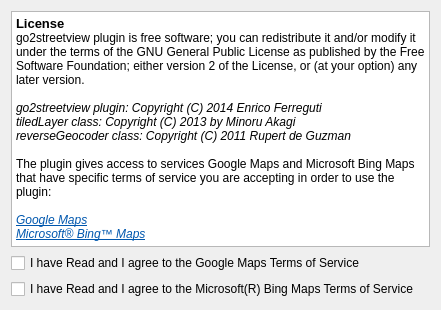
Above: ui_go2streetviewLicense.ui from enricofer/go2streetview before the change. Below: the same form after it.
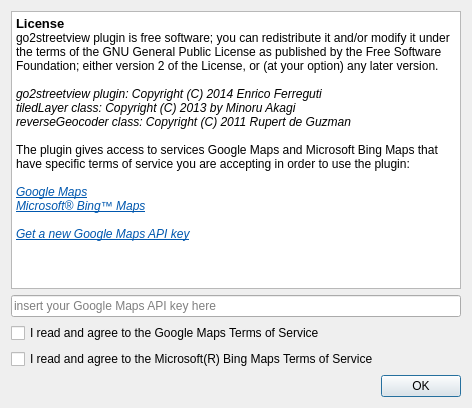
That is the form after the change.

Commit message: API key support, Web inspector dialog, resources

Patch:
```diff
--- a/ui_go2streetviewLicense.ui
+++ b/ui_go2streetviewLicense.ui
@@ -6,8 +6,8 @@
    <rect>
     <x>0</x>
     <y>0</y>
-    <width>441</width>
-    <height>310</height>
+    <width>472</width>
+    <height>408</height>
    </rect>
   </property>
   <property name="windowTitle">
@@ -31,24 +31,57 @@
 &lt;p style=&quot; margin-top:0px; margin-bottom:0px; margin-left:0px; margin-right:0px; -qt-block-indent:0; text-indent:0px;&quot;&gt;&lt;span style=&quot; font-family:'Ubuntu'; font-size:9pt;&quot;&gt;The plugin gives access to services Google Maps and Microsoft Bing Maps that have specific terms of service you are accepting in order to use the plugin:&lt;/span&gt;&lt;/p&gt;
 &lt;p style=&quot;-qt-paragraph-type:empty; margin-top:0px; margin-bottom:0px; margin-left:0px; margin-right:0px; -qt-block-indent:0; text-indent:0px; font-family:'Ubuntu'; font-size:9pt;&quot;&gt;&lt;br /&gt;&lt;/p&gt;
 &lt;p style=&quot; margin-top:0px; margin-bottom:0px; margin-left:0px; margin-right:0px; -qt-block-indent:0; text-indent:0px;&quot;&gt;&lt;a href=&quot;https://developers.google.com/maps/terms&quot;&gt;&lt;span style=&quot; font-family:'Ubuntu'; font-size:9pt; font-style:italic; text-decoration: underline; color:#0057ae;&quot;&gt;Google Maps&lt;/span&gt;&lt;/a&gt;&lt;span style=&quot; font-family:'Ubuntu'; font-size:9pt; font-style:italic;&quot;&gt; &lt;/span&gt;&lt;/p&gt;
-&lt;p style=&quot; margin-top:0px; margin-bottom:0px; margin-left:0px; margin-right:0px; -qt-block-indent:0; text-indent:0px;&quot;&gt;&lt;a href=&quot;http://www.microsoft.com/maps/product/terms.html&quot;&gt;&lt;span style=&quot; font-family:'Ubuntu'; font-size:9pt; font-style:italic; text-decoration: underline; color:#0057ae;&quot;&gt;Microsoft® Bing™ Maps&lt;/span&gt;&lt;/a&gt;&lt;/p&gt;&lt;/body&gt;&lt;/html&gt;</string>
+&lt;p style=&quot; margin-top:0px; margin-bottom:0px; margin-left:0px; margin-right:0px; -qt-block-indent:0; text-indent:0px;&quot;&gt;&lt;a href=&quot;http://www.microsoft.com/maps/product/terms.html&quot;&gt;&lt;span style=&quot; font-family:'Ubuntu'; font-size:9pt; font-style:italic; text-decoration: underline; color:#0057ae;&quot;&gt;Microsoft® Bing™ Maps&lt;/span&gt;&lt;/a&gt;&lt;/p&gt;
+&lt;p style=&quot;-qt-paragraph-type:empty; margin-top:0px; margin-bottom:0px; margin-left:0px; margin-right:0px; -qt-block-indent:0; text-indent:0px; font-family:'Ubuntu'; font-size:9pt; font-style:italic; text-decoration: underline; color:#0057ae;&quot;&gt;&lt;br /&gt;&lt;/p&gt;
+&lt;p style=&quot; margin-top:0px; margin-bottom:0px; margin-left:0px; margin-right:0px; -qt-block-indent:0; text-indent:0px;&quot;&gt;&lt;a href=&quot;https://developers.google.com/maps/documentation/javascript/get-api-key&quot;&gt;&lt;span style=&quot; font-family:'Ubuntu'; font-size:9pt; font-style:italic; text-decoration: underline; color:#0057ae;&quot;&gt;Get a new Google Maps API key&lt;/span&gt;&lt;/a&gt;&lt;/p&gt;&lt;/body&gt;&lt;/html&gt;</string>
+     </property>
+    </widget>
+   </item>
+   <item>
+    <widget class="QLineEdit" name="APIkey">
+     <property name="placeholderText">
+      <string>insert your Google Maps API key here</string>
      </property>
     </widget>
    </item>
    <item>
     <widget class="QCheckBox" name="checkGoogle">
      <property name="text">
-      <string>I have Read and I agree to the Google Maps Terms of Service</string>
+      <string>I read and agree to the Google Maps Terms of Service</string>
      </property>
     </widget>
    </item>
    <item>
     <widget class="QCheckBox" name="checkBing">
      <property name="text">
-      <string>I have Read and I agree to the Microsoft(R) Bing Maps Terms of Service</string>
+      <string>I read and agree to the Microsoft(R) Bing Maps Terms of Service</string>
      </property>
     </widget>
    </item>
+   <item>
+    <layout class="QHBoxLayout" name="horizontalLayout">
+     <item>
+      <spacer name="horizontalSpacer">
+       <property name="orientation">
+        <enum>Qt::Horizontal</enum>
+       </property>
+       <property name="sizeHint" stdset="0">
+        <size>
+         <width>40</width>
+         <height>20</height>
+        </size>
+       </property>
+      </spacer>
+     </item>
+     <item>
+      <widget class="QPushButton" name="OKbutton">
+       <property name="text">
+        <string>OK</string>
+       </property>
+      </widget>
+     </item>
+    </layout>
+   </item>
   </layout>
  </widget>
  <resources/>
```
The commit also changes 2 other files.
